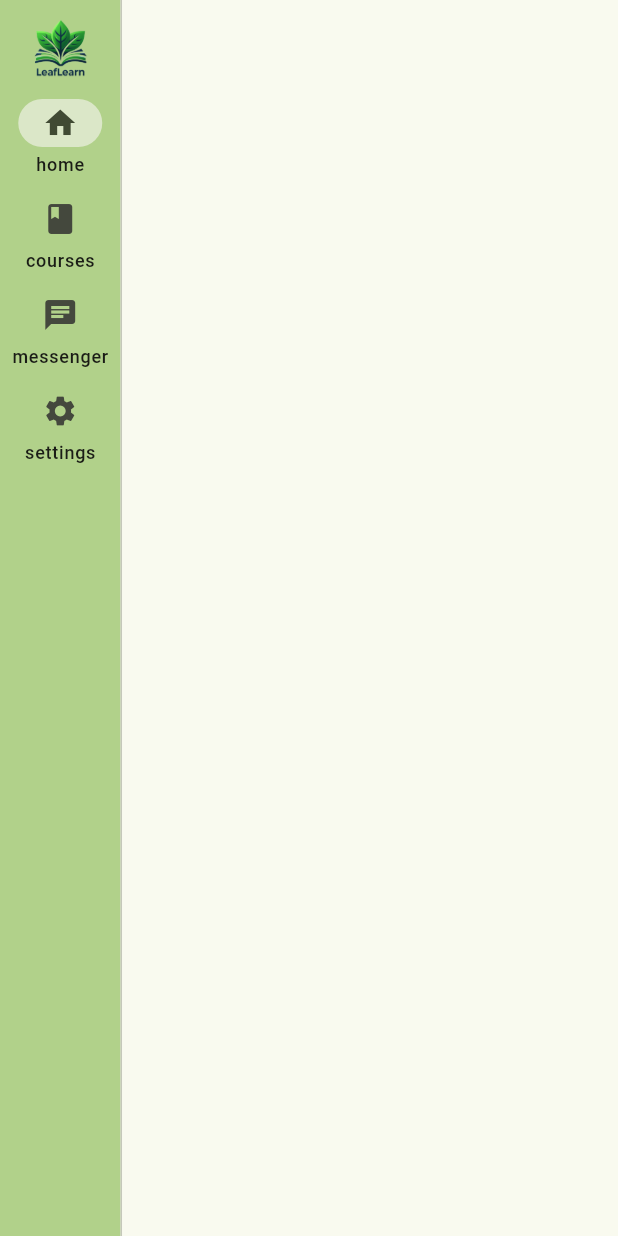
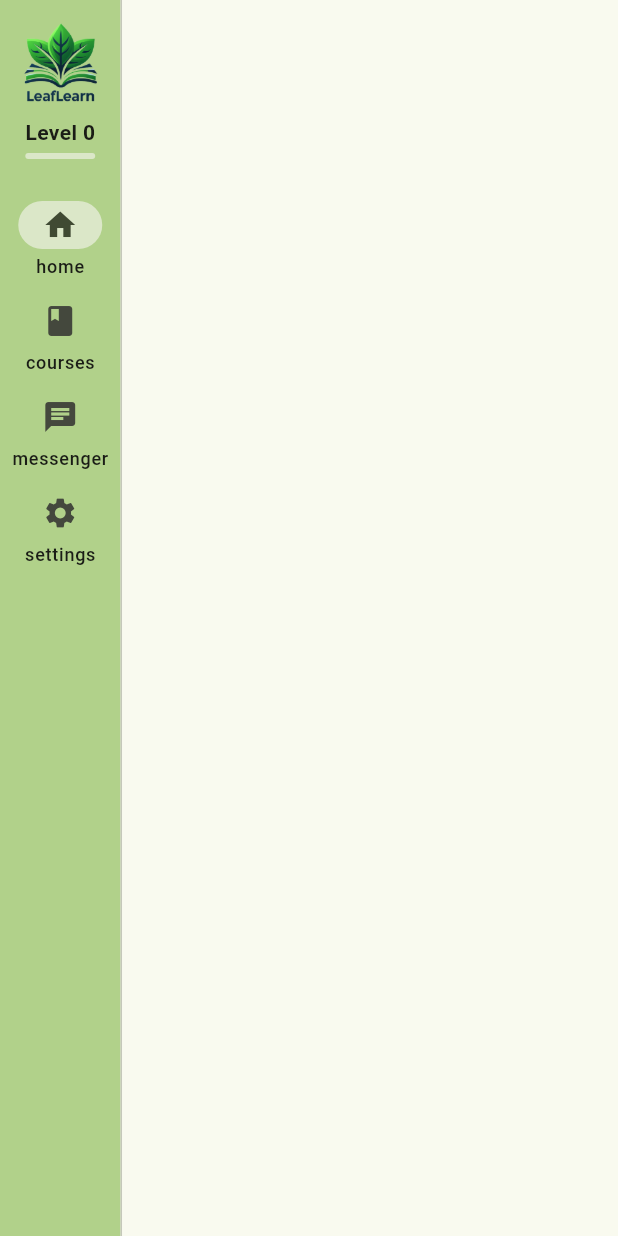
Before and after one commit to juliansko/leaflearn, a Flutter app: the NavRail screen opened directly with empty values, on a phone screen of 412 x 824 dp. Run offline on Flutter 3.47's test engine with Material 3 defaults, Android fonts, the phone set to English and light mode, and no system bars; our stand-ins replace flutter_dotenv, flutter_secure_storage, go_router; accounts and stored records are empty.

Commit message:
added progress to navrail

```diff
--- a/lib/parts/appbars.dart
+++ b/lib/parts/appbars.dart
@@ -55,6 +55,7 @@ class AppBars extends StatelessWidget {
         onDestinationSelected: onDestinationSelected,
         // gets the color from the theme
         backgroundColor: Theme.of(context).colorScheme.inversePrimary,
+        labelBehavior: NavigationDestinationLabelBehavior.onlyShowSelected,
       ),
     );
   }
--- a/lib/parts/navrail.dart
+++ b/lib/parts/navrail.dart
@@ -1,4 +1,5 @@
 import 'package:flutter/material.dart';
+import 'package:leaflearn/parts/progressbar.dart';
 
 class NavRail extends StatelessWidget {
   const NavRail({
@@ -40,8 +41,10 @@ class NavRail extends StatelessWidget {
               children: <Widget>[
                 Image.asset(
                   'images/logo.png',
-                  height: 50,
+                  height: 70,
                 ),
+                LevelProgress(),
+                SizedBox(height: 20),
               ],
             ),
           ),
```
